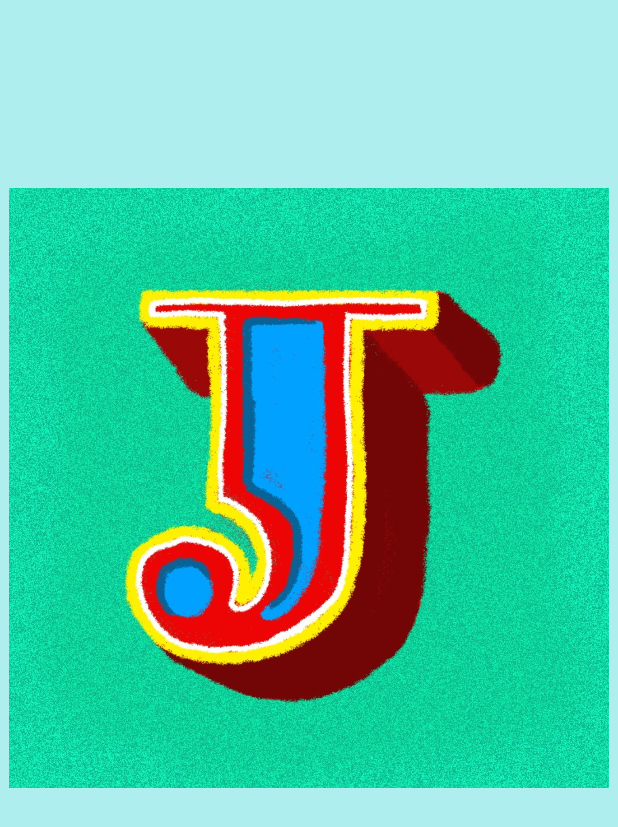
After one commit to pabloh1992/Turismo_Jardin, an Android app: the layout activity_splash.xml on its own in the app's theme, with its tools: preview values and no code run, on a phone screen of 412 x 824 dp. The commit adds this screen. Shown: the top 827 px of the screen. Run offline under Robolectric (Android 15) with nearby library versions, the phone set to English and light mode, and no system bars.

Commit message:
Práctica 5 Fragments y Splash Punto 1

```diff
--- /dev/null
+++ b/app/src/main/res/layout/activity_splash.xml
@@ -0,0 +1,17 @@
+<?xml version="1.0" encoding="utf-8"?>
+<LinearLayout xmlns:android="http://schemas.android.com/apk/res/android"
+    android:layout_width="match_parent"
+    android:layout_height="match_parent"
+
+    android:background="@color/paleturquoise"
+    android:orientation="vertical">
+
+    <ImageView
+        android:layout_width="400dp"
+        android:layout_height="400dp"
+        android:layout_marginTop="125dp"
+        android:id="@+id/imageView"
+        android:src="@drawable/logojardin"
+        android:layout_gravity="center_horizontal" />
+
+</LinearLayout>
--- a/app/src/main/res/values/strings.xml
+++ b/app/src/main/res/values/strings.xml
@@ -151,6 +151,9 @@ Servicios:\n
 <!-- TODO: Remove or change this placeholder text -->
     <string name="hello_blank_fragment">Hello blank fragment</string>
     <string name="Ok">Ok</string>
+    <string name="title_activity_splash_screen">SplashScreen</string>
+
+    <string name="hello_world">Hello world!</string>
 
 
 </resources>
```
Also changed, not shown: app/src/main/AndroidManifest.xml (+14 -2 lines), app/src/main/java/com/pablohenao/turismo_jardin/SplashScreen.java (added, +38 -0 lines), app/src/main/res/drawable/logojardin.jpg (added).
